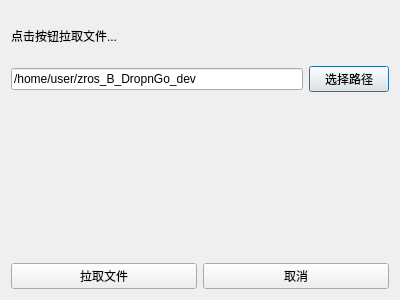
xiaochen19v587/RecordBug, file Ui/pullfile.ui: the form before one commit.
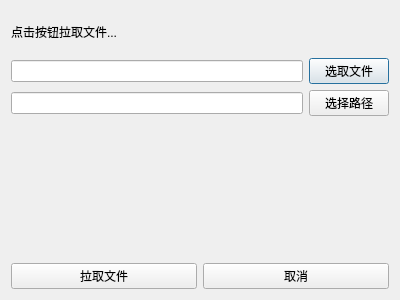
The form after the commit.

Patch:
```diff
--- a/Ui/pullfile.ui
+++ b/Ui/pullfile.ui
@@ -26,12 +26,26 @@
        </property>
       </widget>
      </item>
+     <item>
+      <layout class="QHBoxLayout" name="horizontalLayout_3">
+       <item>
+        <widget class="QLineEdit" name="lineEdit_2"/>
+       </item>
+       <item>
+        <widget class="QPushButton" name="pushButton_4">
+         <property name="text">
+          <string>选取文件</string>
+         </property>
+        </widget>
+       </item>
+      </layout>
+     </item>
      <item>
       <layout class="QHBoxLayout" name="horizontalLayout_2">
        <item>
         <widget class="QLineEdit" name="lineEdit">
          <property name="text">
-          <string>/home/user/zros_B_DropnGo_dev</string>
+          <string/>
          </property>
         </widget>
        </item>
```
